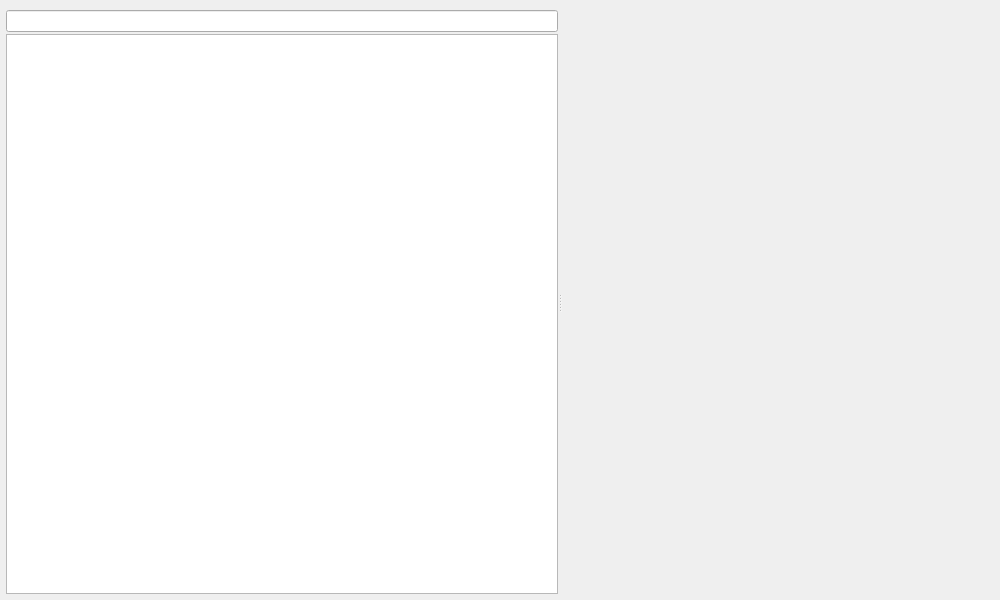
First picture: the form in src/mainwindow.ui, repository ShineiArakawa/rview, before the edit.
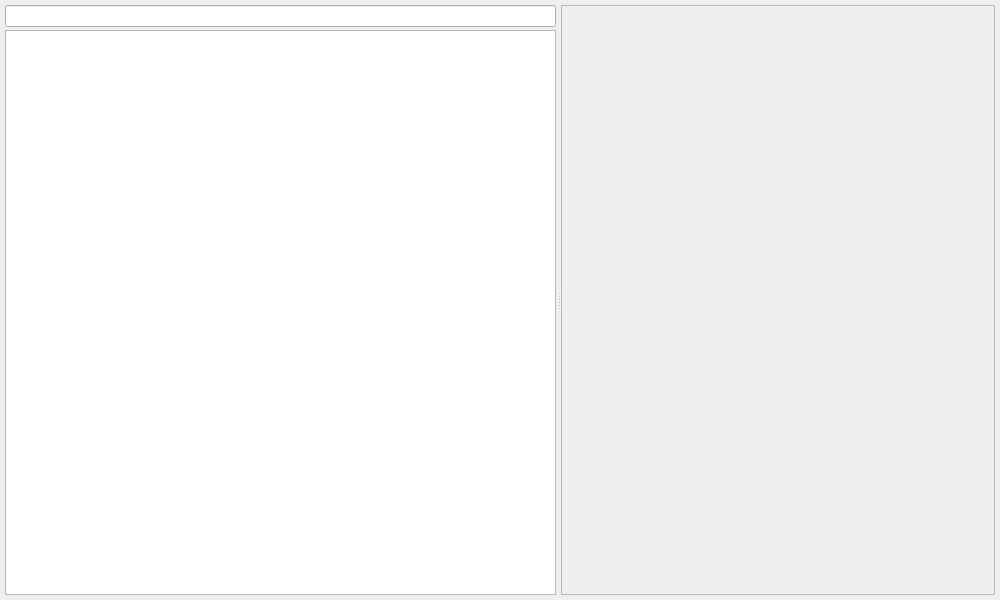
Second picture: the form after the edit. Custom widgets are drawn as their Qt base class.

Patch:
```diff
--- a/src/mainwindow.ui
+++ b/src/mainwindow.ui
@@ -20,40 +20,37 @@
      <verstretch>0</verstretch>
     </sizepolicy>
    </property>
-   <layout class="QVBoxLayout" name="verticalLayout_2">
+   <layout class="QHBoxLayout" name="horizontalLayout_2">
     <property name="leftMargin">
-     <number>6</number>
+     <number>5</number>
     </property>
     <property name="topMargin">
-     <number>10</number>
+     <number>5</number>
     </property>
     <property name="rightMargin">
-     <number>6</number>
+     <number>5</number>
     </property>
     <property name="bottomMargin">
-     <number>6</number>
+     <number>5</number>
     </property>
     <item>
      <widget class="QSplitter" name="splitter">
-      <property name="sizePolicy">
-       <sizepolicy hsizetype="Expanding" vsizetype="Expanding">
-        <horstretch>0</horstretch>
-        <verstretch>0</verstretch>
-       </sizepolicy>
-      </property>
       <property name="orientation">
        <enum>Qt::Orientation::Horizontal</enum>
       </property>
       <property name="opaqueResize">
        <bool>true</bool>
       </property>
+      <property name="handleWidth">
+       <number>5</number>
+      </property>
       <property name="childrenCollapsible">
        <bool>false</bool>
       </property>
-      <widget class="QWidget" name="layoutWidget">
+      <widget class="QWidget" name="">
        <layout class="QVBoxLayout" name="verticalLayout">
         <property name="spacing">
-         <number>2</number>
+         <number>3</number>
         </property>
         <item>
          <widget class="QLineEdit" name="currentDirPath">
@@ -101,9 +98,42 @@
         </item>
        </layout>
       </widget>
+      <widget class="QFrame" name="frame">
+       <property name="sizePolicy">
+        <sizepolicy hsizetype="Expanding" vsizetype="Expanding">
+         <horstretch>0</horstretch>
+         <verstretch>0</verstretch>
+        </sizepolicy>
+       </property>
+       <property name="baseSize">
+        <size>
+         <width>600</width>
+         <height>0</height>
+        </size>
+       </property>
+       <property name="frameShape">
+        <enum>QFrame::Shape::StyledPanel</enum>
+       </property>
+       <property name="frameShadow">
+        <enum>QFrame::Shadow::Raised</enum>
+       </property>
+       <layout class="QHBoxLayout" name="horizontalLayout">
+        <property name="leftMargin">
+         <number>0</number>
+        </property>
+        <property name="topMargin">
+         <number>0</number>
+        </property>
+        <property name="rightMargin">
+         <number>0</number>
+        </property>
+        <property name="bottomMargin">
+         <number>0</number>
+        </property>
+        <item>
       <widget class="GLWidget" name="glwidget" native="true">
        <property name="sizePolicy">
-        <sizepolicy hsizetype="Preferred" vsizetype="Expanding">
+           <sizepolicy hsizetype="Expanding" vsizetype="Expanding">
          <horstretch>0</horstretch>
          <verstretch>0</verstretch>
         </sizepolicy>
@@ -124,6 +154,9 @@
         <bool>false</bool>
        </property>
       </widget>
+        </item>
+       </layout>
+      </widget>
      </widget>
     </item>
    </layout>
```
Left out of the diff: 2 changed lines with no effect on the pictures. Lines whose indentation alone changed are shown as unchanged.
